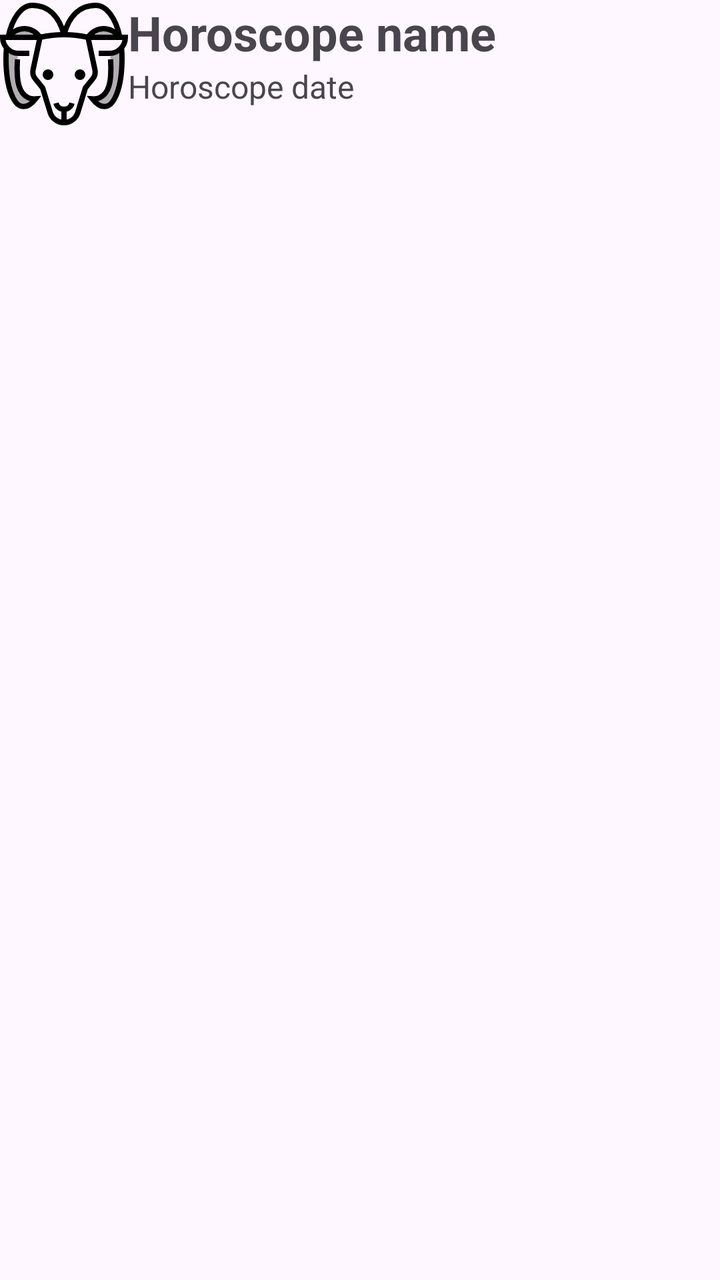
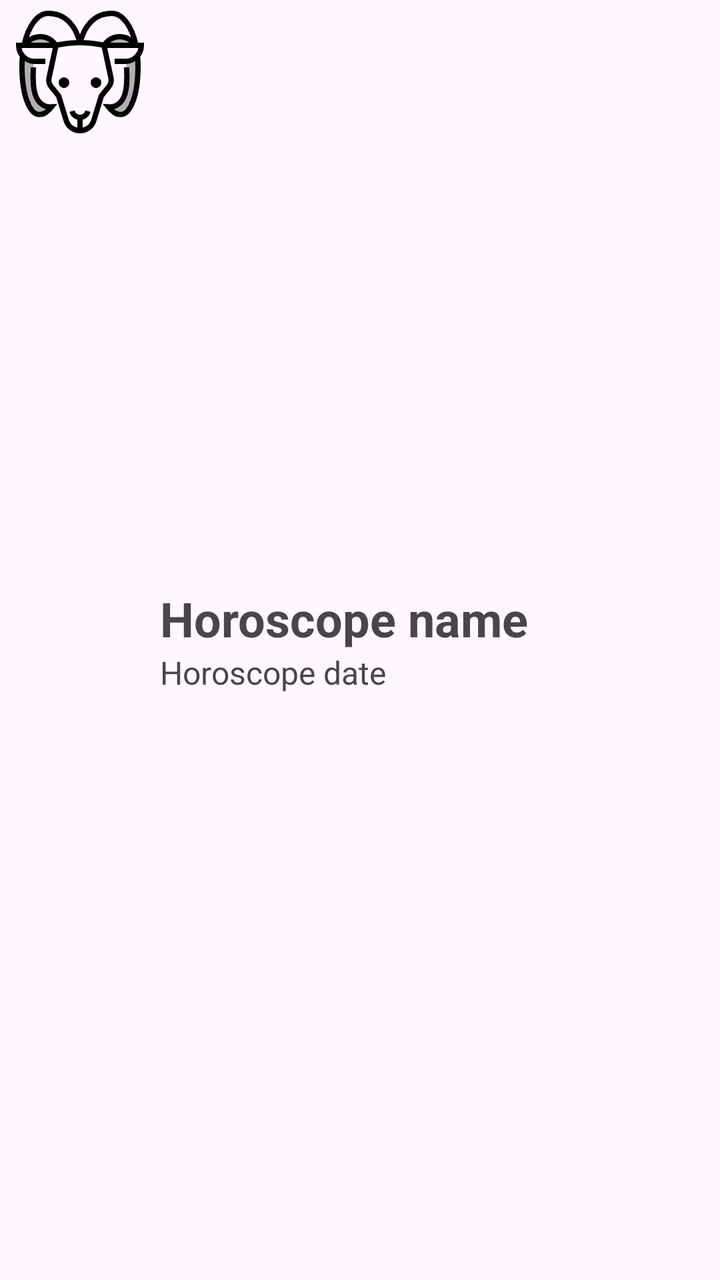

Before-and-after screenshots of an Android layout around one commit, followed by the original layout XML and the change that was made.
<!-- AndroidManifest.xml: application theme Theme.HoroscopoAndroid -->
<!-- res/layout/item_horoscope.xml -->
<?xml version="1.0" encoding="utf-8"?>
<LinearLayout xmlns:android="http://schemas.android.com/apk/res/android"
    android:layout_width="match_parent"
    android:layout_height="match_parent"
    android:orientation="horizontal">

    <ImageView
        android:id="@+id/signImageView"
        android:layout_width="64dp"
        android:layout_height="64dp"
        android:src="@drawable/aries_icon" />

    <LinearLayout
        android:layout_width="match_parent"
        android:layout_height="wrap_content"
        android:orientation="vertical">

        <TextView
            android:id="@+id/nameTextView"
            android:layout_width="match_parent"
            android:layout_height="wrap_content"
            android:text="Horoscope name"
            android:textSize="24sp"
            android:textStyle="bold" />

        <TextView
            android:id="@+id/datesTextView"
            android:layout_width="match_parent"
            android:layout_height="wrap_content"
            android:text="Horoscope date"
            android:textSize="16sp" />
    </LinearLayout>

</LinearLayout>
<!-- resources referenced by this layout -->
<resources>
  <!-- drawable aries_icon: vector/xml drawable (drawable, 3733 chars, omitted) -->
  <style name="Theme.HoroscopoAndroid" parent="Base.Theme.HoroscopoAndroid" />
  <style name="Base.Theme.HoroscopoAndroid" parent="Theme.Material3.DayNight.NoActionBar">
          
          
      </style>
</resources>

<!-- the commit's change to res/layout/item_horoscope.xml (unified diff, before → after) -->
@@ -1,8 +1,10 @@
 <?xml version="1.0" encoding="utf-8"?>
 <LinearLayout xmlns:android="http://schemas.android.com/apk/res/android"
     android:layout_width="match_parent"
-    android:layout_height="match_parent"
-    android:orientation="horizontal">
+    android:layout_height="wrap_content"
+    android:orientation="horizontal"
+    android:paddingVertical="4dp"
+    android:paddingHorizontal="8dp">
 
     <ImageView
         android:id="@+id/signImageView"
@@ -13,7 +15,9 @@
     <LinearLayout
         android:layout_width="match_parent"
         android:layout_height="wrap_content"
-        android:orientation="vertical">
+        android:orientation="vertical"
+        android:layout_marginStart="8dp"
+        android:layout_gravity="center_vertical">
 
         <TextView
             android:id="@+id/nameTextView"
